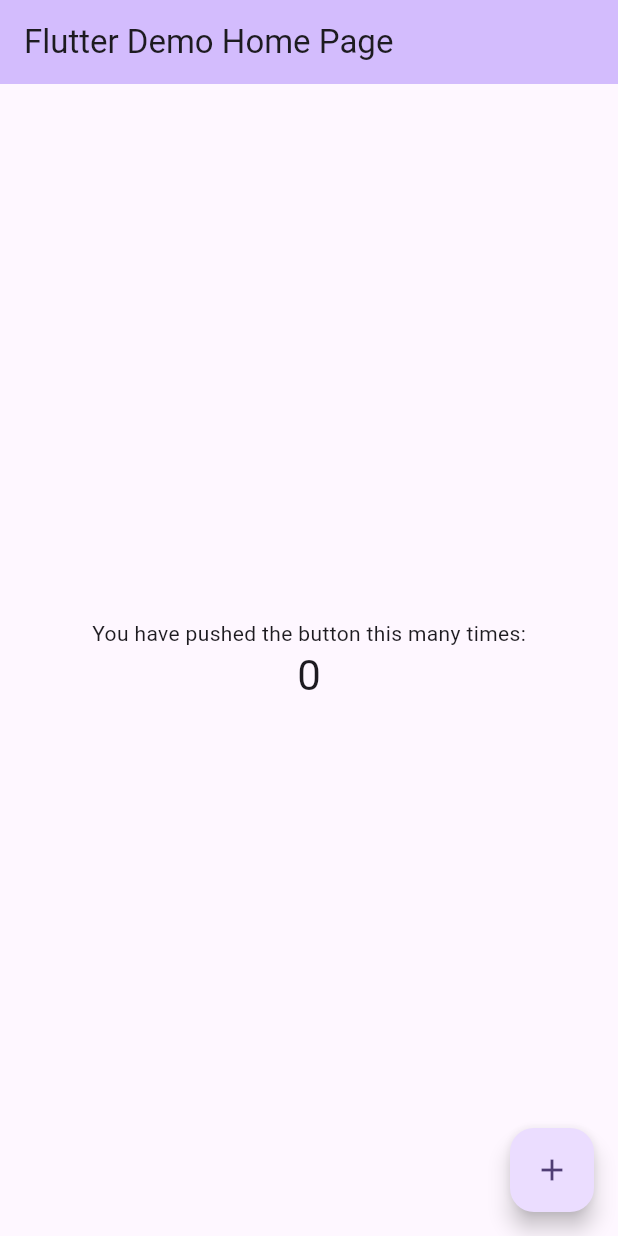
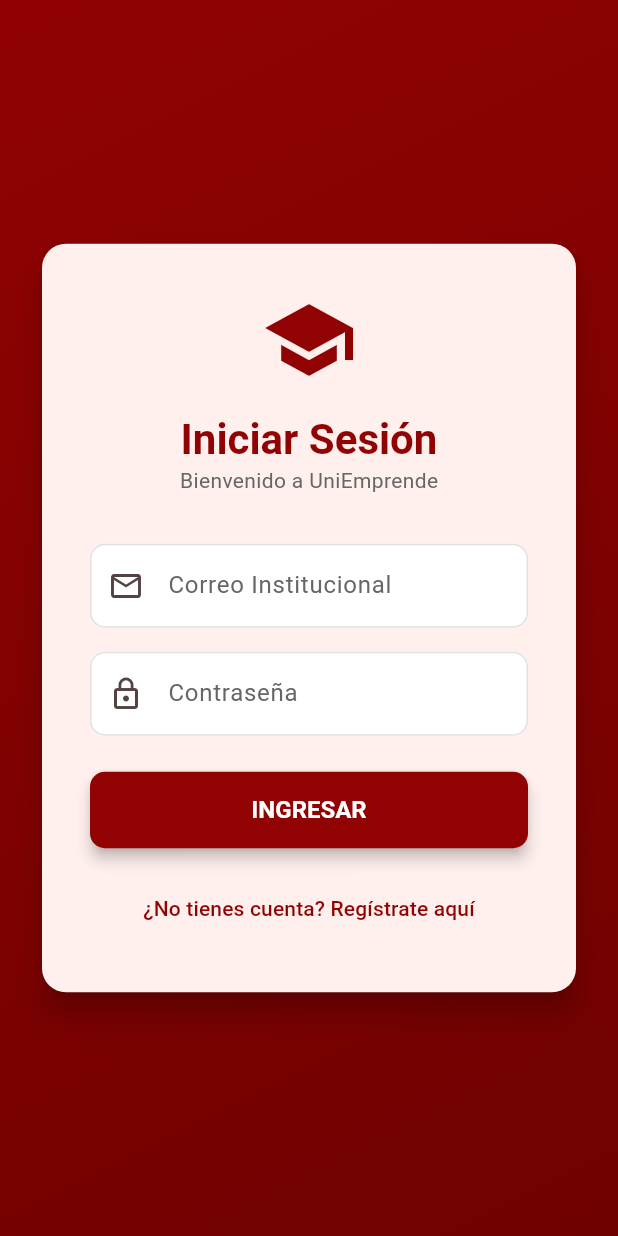
Before and after one commit to lroquehu/ING-WEB-MOVIL, a Flutter app: the screen it shows after launch, on a phone screen of 412 x 824 dp. Run offline on Flutter 3.47's test engine with Material 3 defaults, Android fonts, the light colour scheme and no system bars; our stand-ins replace google_fonts, shared_preferences; accounts and stored records are empty.

Commit message:
implementando login v1

```diff
--- /dev/null
+++ b/lib/config/theme.dart
@@ -0,0 +1,67 @@
+import 'package:flutter/material.dart';
+import 'package:google_fonts/google_fonts.dart';
+
+class AppTheme {
+  // Colores extraídos de tu CSS
+  static const Color primary = Color(0xFF910202); // --primary-color
+  static const Color primaryDark = Color(0xFF700101); // --primary-dark
+  static const Color accent = Color(0xFFFFD700); // --accent-color (Dorado)
+  static const Color textDark = Color(0xFF333333); // --text-dark
+  static const Color textLight = Color(0xFF666666); // --text-light
+  static const Color background = Color(0xFFF8F9FA); // --bg-light
+
+  static ThemeData get lightTheme {
+    return ThemeData(
+      useMaterial3: true,
+      colorScheme: ColorScheme.fromSeed(
+        seedColor: primary,
+        primary: primary,
+        secondary: primaryDark,
+        // CORRECCIÓN 1: 'background' ahora es 'surface' en las nuevas versiones de Flutter
+        surface: background,
+      ),
+      scaffoldBackgroundColor: background,
+
+      // CORRECCIÓN 2: Segoe UI no está en Google Fonts (es de Microsoft).
+      // Usamos 'Roboto' o 'OpenSans' que son muy similares y gratuitas.
+      textTheme: GoogleFonts.robotoTextTheme(),
+
+      // Estilo de Inputs (Cajas de texto)
+      inputDecorationTheme: InputDecorationTheme(
+        filled: true,
+        fillColor: Colors.white,
+        contentPadding: const EdgeInsets.symmetric(
+          horizontal: 20,
+          vertical: 16,
+        ),
+        border: OutlineInputBorder(
+          borderRadius: BorderRadius.circular(10),
+          borderSide: const BorderSide(color: Color(0xFFE1E1E1)),
+        ),
+        enabledBorder: OutlineInputBorder(
+          borderRadius: BorderRadius.circular(10),
+          borderSide: const BorderSide(color: Color(0xFFE1E1E1)),
+        ),
+        focusedBorder: OutlineInputBorder(
+          borderRadius: BorderRadius.circular(10),
+          borderSide: const BorderSide(color: primary, width: 2),
+        ),
+        labelStyle: const TextStyle(color: textLight),
+      ),
+
+      // Estilo de Botones
+      elevatedButtonTheme: ElevatedButtonThemeData(
+        style: ElevatedButton.styleFrom(
+          backgroundColor: primary,
+          foregroundColor: Colors.white,
+          padding: const EdgeInsets.symmetric(vertical: 16),
+          shape: RoundedRectangleBorder(
+            borderRadius: BorderRadius.circular(10),
+          ),
+          textStyle: const TextStyle(fontSize: 16, fontWeight: FontWeight.bold),
+          elevation: 4,
+        ),
+      ),
+    );
+  }
+}
--- a/lib/main.dart
+++ b/lib/main.dart
@@ -1,122 +1,31 @@
 import 'package:flutter/material.dart';
+import 'package:provider/provider.dart';
+
+// Importaciones de tus archivos propios
+import 'config/theme.dart';
+import 'providers/auth_provider.dart';
+import 'ui/auth/login_screen.dart';
 
 void main() {
-  runApp(const MyApp());
+  runApp(
+    MultiProvider(
+      providers: [ChangeNotifierProvider(create: (_) => AuthProvider())],
+      child: const MyApp(),
+    ),
+  );
 }
 
 class MyApp extends StatelessWidget {
   const MyApp({super.key});
 
-  // This widget is the root of your application.
   @override
   Widget build(BuildContext context) {
     return MaterialApp(
-      title: 'Flutter Demo',
-      theme: ThemeData(
-        // This is the theme of your application.
-        //
-        // TRY THIS: Try running your application with "flutter run". You'll see
-        // the application has a purple toolbar. Then, without quitting the app,
-        // try changing the seedColor in the colorScheme below to Colors.green
-        // and then invoke "hot reload" (save your changes or press the "hot
-        // reload" button in a Flutter-supported IDE, or press "r" if you used
-        // the command line to start the app).
-        //
-        // Notice that the counter didn't reset back to zero; the application
-        // state is not lost during the reload. To reset the state, use hot
-        // restart instead.
-        //
-        // This works for code too, not just values: Most code changes can be
-        // tested with just a hot reload.
-        colorScheme: .fromSeed(seedColor: Colors.deepPurple),
-      ),
-      home: const MyHomePage(title: 'Flutter Demo Home Page'),
+      title: 'UniEmprende',
+      // Quitamos el banner de "DEBUG" en la esquina
+      debugShowCheckedModeBanner: false,
+      theme: AppTheme.lightTheme,
+      home: const LoginScreen(),
     );
   }
 }
-
-class MyHomePage extends StatefulWidget {
-  const MyHomePage({super.key, required this.title});
-
-  // This widget is the home page of your application. It is stateful, meaning
-  // that it has a State object (defined below) that contains fields that affect
-  // how it looks.
-
-  // This class is the configuration for the state. It holds the values (in this
-  // case the title) provided by the parent (in this case the App widget) and
-  // used by the build method of the State. Fields in a Widget subclass are
-  // always marked "final".
-
-  final String title;
-
-  @override
-  State<MyHomePage> createState() => _MyHomePageState();
-}
-
-class _MyHomePageState extends State<MyHomePage> {
-  int _counter = 0;
-
-  void _incrementCounter() {
-    setState(() {
-      // This call to setState tells the Flutter framework that something has
-      // changed in this State, which causes it to rerun the build method below
-      // so that the display can reflect the updated values. If we changed
-      // _counter without calling setState(), then the build method would not be
-      // called again, and so nothing would appear to happen.
-      _counter++;
-    });
-  }
-
-  @override
-  Widget build(BuildContext context) {
-    // This method is rerun every time setState is called, for instance as done
-    // by the _incrementCounter method above.
-    //
-    // The Flutter framework has been optimized to make rerunning build methods
-    // fast, so that you can just rebuild anything that needs updating rather
-    // than having to individually change instances of widgets.
-    return Scaffold(
-      appBar: AppBar(
-        // TRY THIS: Try changing the color here to a specific color (to
-        // Colors.amber, perhaps?) and trigger a hot reload to see the AppBar
-        // change color while the other colors stay the same.
-        backgroundColor: Theme.of(context).colorScheme.inversePrimary,
-        // Here we take the value from the MyHomePage object that was created by
-        // the App.build method, and use it to set our appbar title.
-        title: Text(widget.title),
-      ),
-      body: Center(
-        // Center is a layout widget. It takes a single child and positions it
-        // in the middle of the parent.
-        child: Column(
-          // Column is also a layout widget. It takes a list of children and
-          // arranges them vertically. By default, it sizes itself to fit its
-          // children horizontally, and tries to be as tall as its parent.
-          //
-          // Column has various properties to control how it sizes itself and
-          // how it positions its children. Here we use mainAxisAlignment to
-          // center the children vertically; the main axis here is the vertical
-          // axis because Columns are vertical (the cross axis would be
-          // horizontal).
-          //
-          // TRY THIS: Invoke "debug painting" (choose the "Toggle Debug Paint"
-          // action in the IDE, or press "p" in the console), to see the
-          // wireframe for each widget.
-          mainAxisAlignment: .center,
-          children: [
-            const Text('You have pushed the button this many times:'),
-            Text(
-              '$_counter',
-              style: Theme.of(context).textTheme.headlineMedium,
-            ),
-          ],
-        ),
-      ),
-      floatingActionButton: FloatingActionButton(
-        onPressed: _incrementCounter,
-        tooltip: 'Increment',
-        child: const Icon(Icons.add),
-      ),
-    );
-  }
-}
--- /dev/null
+++ b/lib/models/user_model.dart
@@ -0,0 +1,25 @@
+class User {
+  final String id;
+  final String nombres;
+  final String apellidos;
+  final String email;
+  final String? fotoPerfil;
+
+  User({
+    required this.id,
+    required this.nombres,
+    required this.apellidos,
+    required this.email,
+    this.fotoPerfil,
+  });
+
+  factory User.fromJson(Map<String, dynamic> json) {
+    return User(
+      id: json['id_usuario'].toString(), // Aseguramos que sea String
+      nombres: json['nombres'],
+      apellidos: json['apellidos'],
+      email: json['correo'],
+      fotoPerfil: json['foto_perfil'],
+    );
+  }
+}
--- /dev/null
+++ b/lib/ui/auth/login_screen.dart
@@ -0,0 +1,161 @@
+import 'package:flutter/material.dart';
+import 'package:provider/provider.dart';
+import '../../config/theme.dart';
+import '../../providers/auth_provider.dart';
+import '../home/home_screen.dart'; // Crearemos esta pantalla luego
+
+class LoginScreen extends StatefulWidget {
+  const LoginScreen({super.key});
+
+  @override
+  State<LoginScreen> createState() => _LoginScreenState();
+}
+
+class _LoginScreenState extends State<LoginScreen> {
+  final _emailController = TextEditingController();
+  final _passwordController = TextEditingController();
+  final _formKey = GlobalKey<FormState>();
+
+  void _handleLogin() async {
+    if (_formKey.currentState!.validate()) {
+      final authProvider = context.read<AuthProvider>();
+      final error = await authProvider.login(
+        _emailController.text,
+        _passwordController.text,
+      );
+
+      if (error == null) {
+        // Navegar al Home si es exitoso
+        if (!mounted) return;
+        Navigator.pushReplacement(
+          context,
+          MaterialPageRoute(
+            builder: (_) => const HomeScreen(),
+          ), // Asumiendo que existe
+        );
+      } else {
+        if (!mounted) return;
+        ScaffoldMessenger.of(context).showSnackBar(
+          SnackBar(
+            content: Text(error),
+            backgroundColor: AppTheme.primary,
+            behavior: SnackBarBehavior.floating,
+          ),
+        );
+      }
+    }
+  }
+
+  @override
+  Widget build(BuildContext context) {
+    return Scaffold(
+      body: Container(
+        decoration: const BoxDecoration(
+          gradient: LinearGradient(
+            begin: Alignment.topLeft,
+            end: Alignment.bottomRight,
+            colors: [AppTheme.primary, AppTheme.primaryDark],
+          ),
+        ),
+        child: Center(
+          child: SingleChildScrollView(
+            padding: const EdgeInsets.all(24),
+            child: Card(
+              elevation: 8,
+              shape: RoundedRectangleBorder(
+                borderRadius: BorderRadius.circular(16),
+              ),
+              child: Padding(
+                padding: const EdgeInsets.all(32),
+                child: Form(
+                  key: _formKey,
+                  child: Column(
+                    mainAxisSize: MainAxisSize.min,
+                    children: [
+                      // Logo y Título
+                      const Icon(
+                        Icons.school,
+                        size: 64,
+                        color: AppTheme.primary,
+                      ),
+                      const SizedBox(height: 16),
+                      Text(
+                        'Iniciar Sesión',
+                        style: Theme.of(context).textTheme.headlineMedium
+                            ?.copyWith(
+                              color: AppTheme.primary,
+                              fontWeight: FontWeight.bold,
+                            ),
+                      ),
+                      const Text(
+                        'Bienvenido a UniEmprende',
+                        style: TextStyle(color: AppTheme.textLight),
+                      ),
+                      const SizedBox(height: 32),
+
+                      // Inputs
+                      TextFormField(
+                        controller: _emailController,
+                        decoration: const InputDecoration(
+                          labelText: 'Correo Institucional',
+                          prefixIcon: Icon(Icons.email_outlined),
+                        ),
+                        validator: (value) =>
+                            value!.isEmpty ? 'Ingresa tu correo' : null,
+                      ),
+                      const SizedBox(height: 16),
+                      TextFormField(
+                        controller: _passwordController,
+                        obscureText: true,
+                        decoration: const InputDecoration(
+                          labelText: 'Contraseña',
+                          prefixIcon: Icon(Icons.lock_outline),
+                        ),
+                        validator: (value) =>
+                            value!.isEmpty ? 'Ingresa tu contraseña' : null,
+                      ),
+
+                      const SizedBox(height: 24),
+
+                      // Botón
+                      Consumer<AuthProvider>(
+                        builder: (context, provider, _) {
+                          return SizedBox(
+                            width: double.infinity,
+                            child: ElevatedButton(
+                              onPressed: provider.isLoading
+                                  ? null
+                                  : _handleLogin,
+                              child: provider.isLoading
+                                  ? const SizedBox(
+                                      height: 20,
+                                      width: 20,
+                                      child: CircularProgressIndicator(
+                                        color: Colors.white,
+                                        strokeWidth: 2,
+                                      ),
+                                    )
+                                  : const Text('INGRESAR'),
+                            ),
+                          );
+                        },
+                      ),
+
+                      const SizedBox(height: 16),
+                      TextButton(
+                        onPressed: () {
+                          // Navegar a registro
+                        },
+                        child: const Text('¿No tienes cuenta? Regístrate aquí'),
+                      ),
+                    ],
+                  ),
+                ),
+              ),
+            ),
+          ),
+        ),
+      ),
+    );
+  }
+}
```
Also changed, not shown: lib/core/constants.dart (added, +15 -0 lines), lib/providers/auth_provider.dart (added, +43 -0 lines), lib/services/auth_service.dart (added, +23 -0 lines), lib/ui/home/home_screen.dart (added, +46 -0 lines), pubspec.yaml (+10 -8 lines), pubspec.lock, 2 other files.
